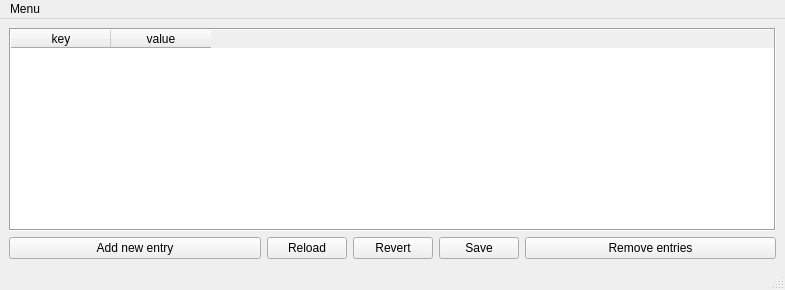
Old version of the form src/mainwindow.ui in the repository pjotrek-b/mercs.
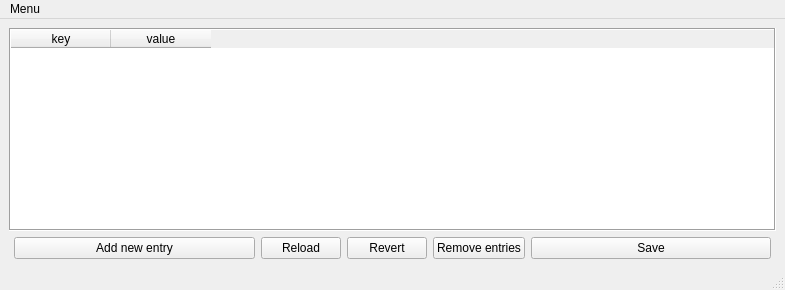
New version of the form.

Commit message: Improved layout of buttons.

Patch:
```diff
--- a/src/mainwindow.ui
+++ b/src/mainwindow.ui
@@ -61,6 +61,22 @@
     </item>
     <item>
      <layout class="QHBoxLayout" name="horizontalLayout_2">
+      <item>
+       <spacer name="horizontalSpacer">
+        <property name="orientation">
+         <enum>Qt::Horizontal</enum>
+        </property>
+        <property name="sizeType">
+         <enum>QSizePolicy::Fixed</enum>
+        </property>
+        <property name="sizeHint" stdset="0">
+         <size>
+          <width>5</width>
+          <height>5</height>
+         </size>
+        </property>
+       </spacer>
+      </item>
       <item>
        <widget class="QPushButton" name="btnAddEntry">
         <property name="text">
@@ -94,26 +110,48 @@
         </property>
        </widget>
       </item>
-      <item>
-       <widget class="QPushButton" name="btnSave">
-        <property name="sizePolicy">
-         <sizepolicy hsizetype="Fixed" vsizetype="Fixed">
-          <horstretch>0</horstretch>
-          <verstretch>0</verstretch>
-         </sizepolicy>
-        </property>
-        <property name="text">
-         <string>Save</string>
-        </property>
-       </widget>
-      </item>
       <item>
        <widget class="QPushButton" name="btnDelEntry">
+        <property name="sizePolicy">
+         <sizepolicy hsizetype="Fixed" vsizetype="Fixed">
+          <horstretch>0</horstretch>
+          <verstretch>0</verstretch>
+         </sizepolicy>
+        </property>
         <property name="text">
          <string>Remove entries</string>
         </property>
        </widget>
       </item>
+      <item>
+       <widget class="QPushButton" name="btnSave">
+        <property name="sizePolicy">
+         <sizepolicy hsizetype="Minimum" vsizetype="Fixed">
+          <horstretch>0</horstretch>
+          <verstretch>0</verstretch>
+         </sizepolicy>
+        </property>
+        <property name="text">
+         <string>Save</string>
+        </property>
+       </widget>
+      </item>
+      <item>
+       <spacer name="horizontalSpacer_2">
+        <property name="orientation">
+         <enum>Qt::Horizontal</enum>
+        </property>
+        <property name="sizeType">
+         <enum>QSizePolicy::Fixed</enum>
+        </property>
+        <property name="sizeHint" stdset="0">
+         <size>
+          <width>5</width>
+          <height>5</height>
+         </size>
+        </property>
+       </spacer>
+      </item>
      </layout>
     </item>
    </layout>
```
